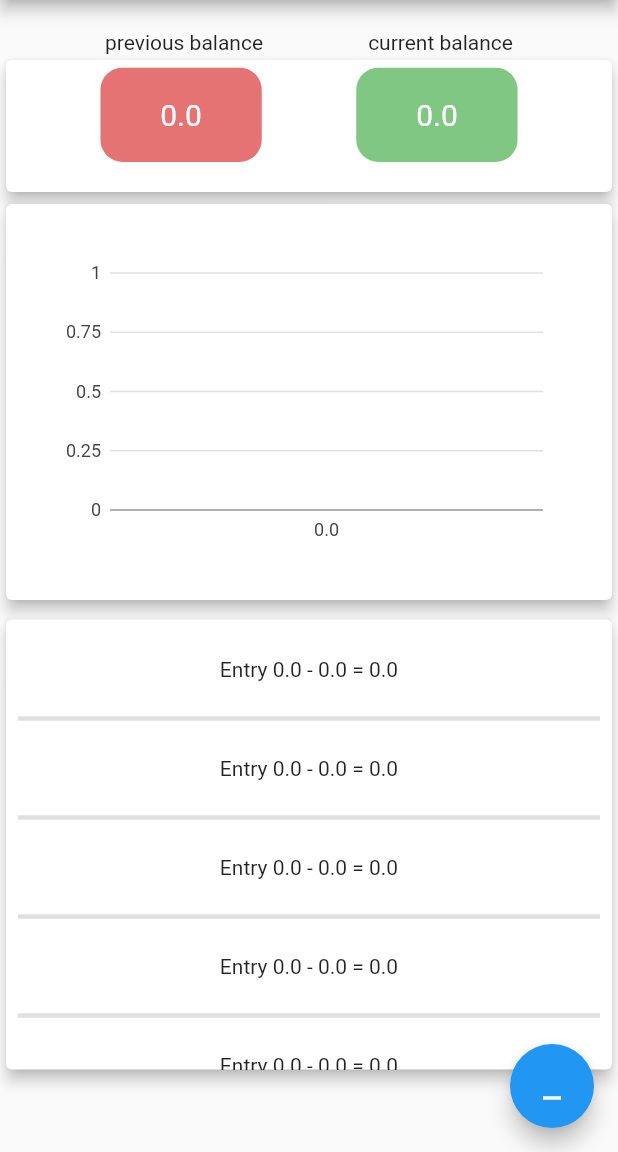
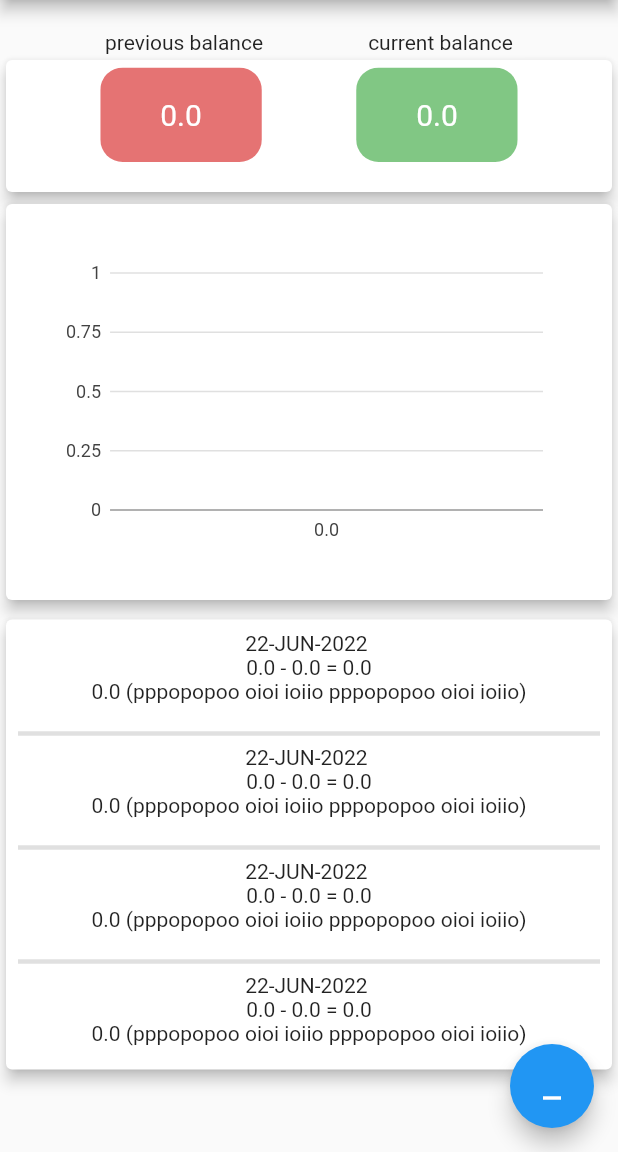
Before and after one commit to Petar81/Track-Bank-Expenses, a Flutter app: the screen it shows after launch, on a phone screen of 412 x 824 dp, the part 84-1236 px from its top. Run offline on Flutter 3.47's test engine with Material 2 defaults, Android fonts, the phone set to English and light mode, and no system bars; our stand-ins replace charts_flutter, firebase_core, firebase_database; accounts and stored records are empty.

Commit message:
update listView layout

```diff
--- a/lib/screens/balance_overview.dart
+++ b/lib/screens/balance_overview.dart
@@ -172,11 +172,37 @@ class _BalanceOverviewState extends State<BalanceOverview> {
                 itemCount: entries.length,
                 itemBuilder: (BuildContext context, int index) {
                   return SizedBox(
-                    height: 50,
+                    height: 60,
                     //color: Colors.amber.shade300,
-                    child: Center(
-                      child: Text(
-                          'Entry $showPreviousBalance - $transactionAmount = $showCurrentBalance'),
+                    child: Column(
+                      children: <Widget>[
+                        Row(
+                          mainAxisAlignment: MainAxisAlignment.center,
+                          children: const <Widget>[
+                            Center(
+                              child: Text('22-JUN-2022 '),
+                            ),
+                          ],
+                        ),
+                        Row(
+                          mainAxisAlignment: MainAxisAlignment.center,
+                          children: <Widget>[
+                            Center(
+                              child: Text(
+                                  '$showPreviousBalance - $transactionAmount = $showCurrentBalance'),
+                            ),
+                          ],
+                        ),
+                        Row(
+                          mainAxisAlignment: MainAxisAlignment.center,
+                          children: <Widget>[
+                            Center(
+                              child: Text(
+                                  '$transactionAmount (pppopopoo oioi ioiio pppopopoo oioi ioiio)'),
+                            ),
+                          ],
+                        ),
+                      ],
                     ),
                   );
                 },
```
